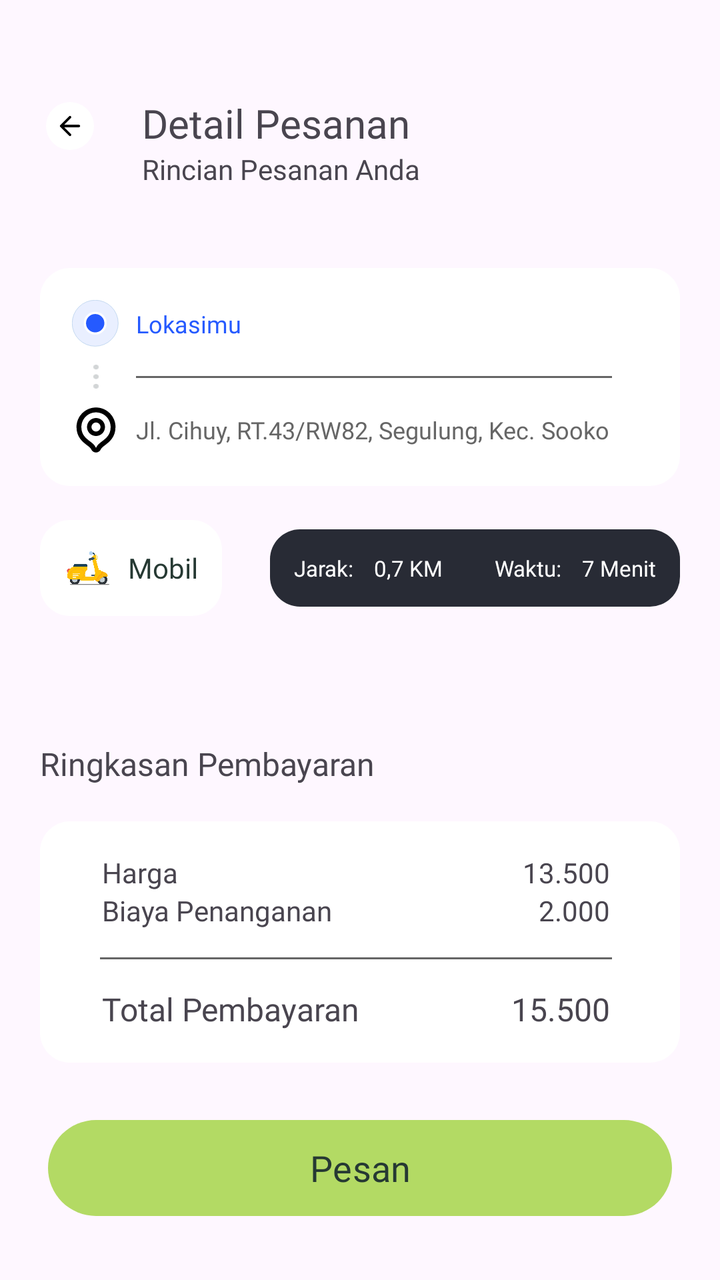
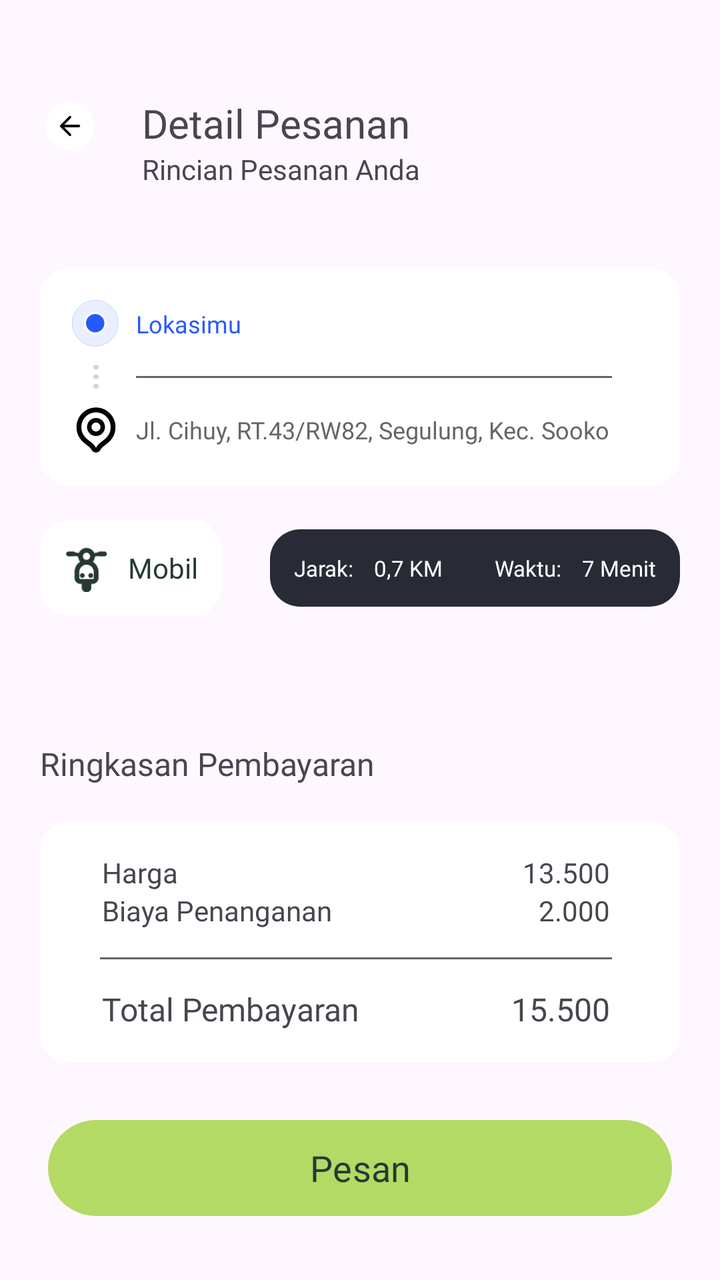

An Android layout rendered at two revisions. The XML below is the earlier revision; the diff shows what the commit changed to produce the second picture.
<!-- AndroidManifest.xml: application theme Theme.GoNceng -->
<!-- res/layout/activity_detail_pesanan_motor.xml -->
<?xml version="1.0" encoding="utf-8"?>
<androidx.constraintlayout.widget.ConstraintLayout xmlns:android="http://schemas.android.com/apk/res/android"
    xmlns:app="http://schemas.android.com/apk/res-auto"
    xmlns:tools="http://schemas.android.com/tools"
    android:id="@+id/main"
    android:layout_width="match_parent"
    android:layout_height="match_parent"
    tools:context=".DetailPesananMotor">


    <LinearLayout
        android:id="@+id/card_detail_pesanan"
        android:layout_width="match_parent"
        android:layout_height="116dp"
        app:layout_constraintTop_toTopOf="parent"
        app:layout_constraintStart_toStartOf="parent"
        app:layout_constraintEnd_toEndOf="parent">

        <ImageView
            android:id="@+id/back_button"
            android:layout_width="wrap_content"
            android:layout_height="wrap_content"
            android:src="@drawable/arrow_left"
            android:layout_marginStart="16dp"
            android:layout_marginBottom="41dp"
            android:layout_marginTop="51dp"/>

        <LinearLayout
            android:layout_width="wrap_content"
            android:layout_height="wrap_content"
            android:orientation="vertical">

            <TextView
                android:layout_width="wrap_content"
                android:layout_height="wrap_content"
                android:layout_marginTop="48dp"
                android:layout_marginStart="17dp"
                android:text="Detail Pesanan"
                android:textSize="20sp"
                android:fontFamily="@font/poppins_medium"/>

            <TextView
                android:layout_width="wrap_content"
                android:layout_height="wrap_content"
                android:layout_marginStart="17dp"
                android:layout_marginBottom="17dp"
                android:text="Rincian Pesanan Anda"
                android:fontFamily="@font/poppins_regular"/>
        </LinearLayout>
    </LinearLayout>





    <LinearLayout
        android:id="@+id/card_lokasi"
        android:layout_width="match_parent"
        android:layout_height="wrap_content"
        app:layout_constraintTop_toBottomOf="@id/card_detail_pesanan"
        android:layout_marginBottom="75dp"
        android:layout_marginStart="20dp"
        android:layout_marginEnd="20dp"
        android:layout_marginTop="18dp"
        android:padding="16sp"
        android:orientation="vertical"
        android:background="@drawable/rounded_shape_whiite">

        <LinearLayout
            android:layout_width="match_parent"
            android:layout_height="wrap_content"
            android:orientation="horizontal"
            android:layout_gravity="center_vertical">

            <ImageView
                android:layout_width="24dp"
                android:layout_height="24dp"
                android:src="@drawable/lokasi"/>
            <TextView
                android:layout_width="wrap_content"
                android:layout_height="wrap_content"
                android:layout_marginStart="8dp"
                android:text="Lokasimu"
                android:textSize="12sp"
                android:textColor="#255AFF"
                android:fontFamily="@font/poppins_regular"
                android:layout_gravity="center_vertical"/>
        </LinearLayout>
        <LinearLayout
            android:layout_width="wrap_content"
            android:layout_height="wrap_content"
            android:orientation="horizontal"
            android:gravity="center_vertical">
            <ImageView
                android:layout_width="12dp"
                android:layout_height="12dp"
                android:layout_marginStart="6dp"
                android:src="@drawable/jarak"/>
            <View
                android:layout_width="match_parent"
                android:layout_height="1dp"
                android:background="@color/abu"
                android:layout_marginTop="14dp"
                android:layout_marginBottom="14dp"
                android:layout_marginStart="14dp"
                android:layout_marginEnd="18dp"/>
        </LinearLayout>



        <LinearLayout
            android:layout_width="wrap_content"
            android:layout_height="wrap_content"
            android:orientation="horizontal"
            android:gravity="center_vertical">
            <ImageView
                android:layout_width="24dp"
                android:layout_height="24dp"
                android:src="@drawable/pin_lokasi"/>
            <TextView
                android:layout_width="wrap_content"
                android:layout_height="wrap_content"
                android:layout_marginStart="8dp"
                android:text="Jl. Cihuy, RT.43/RW82, Segulung, Kec. Sooko"
                android:textSize="12sp"
                android:textColor="@color/abu"
                android:fontFamily="@font/poppins_regular"
                android:layout_gravity="center_vertical"/>
        </LinearLayout>
    </LinearLayout>

    <androidx.constraintlayout.widget.ConstraintLayout
        android:id="@+id/card_mobil_jarak_waktu"
        android:layout_width="0dp"
        android:layout_height="wrap_content"
        android:orientation="horizontal"
        android:gravity="center_vertical"
        app:layout_constraintTop_toBottomOf="@+id/card_lokasi"
        android:layout_marginTop="17dp"
        app:layout_constraintEnd_toEndOf="parent"
        app:layout_constraintStart_toStartOf="parent"
        android:layout_marginStart="20dp"
        android:layout_marginEnd="20dp"
        android:layout_marginBottom="21dp">

        <LinearLayout
            android:id="@+id/box_motor"
            app:layout_constraintStart_toStartOf="parent"
            app:layout_constraintTop_toTopOf="parent"
            app:layout_constraintBottom_toBottomOf="parent"
            android:layout_width="wrap_content"
            android:layout_height="wrap_content"
            android:padding="12dp"
            android:gravity="center_vertical"
            android:background="@drawable/rounded_shape_whiite">

            <ImageView
                android:layout_width="24dp"
                android:layout_height="24dp"
                android:src="@drawable/motor"/>

            <TextView
                android:layout_width="wrap_content"
                android:layout_height="wrap_content"
                android:layout_marginStart="8dp"
                android:text="Mobil"
                android:textColor="@color/PrimaryColor"
                android:fontFamily="@font/poppins_medium"/>
        </LinearLayout>

        <LinearLayout
            app:layout_constraintStart_toEndOf="@+id/box_motor"
            app:layout_constraintTop_toTopOf="parent"
            app:layout_constraintBottom_toBottomOf="parent"
            app:layout_constraintEnd_toEndOf="parent"
            app:layout_constraintHorizontal_bias="1.0"
            app:layout_constrainedWidth="true"
            android:layout_width="wrap_content"
            android:layout_height="wrap_content"
            android:background="@drawable/rounded_shape_jarak"
            android:gravity="center_vertical"
            android:padding="12dp">

            <TextView
                android:id="@+id/text_jarak"
                android:layout_width="wrap_content"
                android:layout_height="wrap_content"
                android:fontFamily="@font/poppins_medium"
                android:text="Jarak:"
                android:textSize="11sp"
                android:textColor="@color/white"/>

            <TextView
                android:id="@+id/jarak"
                android:layout_width="wrap_content"
                android:layout_height="wrap_content"
                android:layout_marginStart="10dp"
                android:fontFamily="@font/poppins_medium"
                android:text="0,7 KM"
                android:textColor="@color/white"
                android:textSize="11sp"/>

            <TextView
                android:id="@+id/text_Waktu"
                android:layout_width="wrap_content"
                android:layout_height="wrap_content"
                android:layout_marginStart="26dp"
                android:fontFamily="@font/poppins_medium"
                android:text="Waktu:"
                android:textColor="@color/white"
                android:textSize="11sp"/>

            <TextView
                android:id="@+id/waktu"
                android:layout_width="wrap_content"
                android:layout_height="wrap_content"
                android:layout_marginStart="10dp"
                android:fontFamily="@font/poppins_medium"
                android:text="7 Menit"
                android:textColor="@color/white"
                android:textSize="11sp"/>
        </LinearLayout>
    </androidx.constraintlayout.widget.ConstraintLayout>

    <TextView
        android:id="@+id/teks_ringkasan_pembayaran"
        android:layout_width="wrap_content"
        android:layout_height="wrap_content"
        app:layout_constraintTop_toBottomOf="@id/card_mobil_jarak_waktu"
        app:layout_constraintStart_toStartOf="parent"
        android:layout_marginStart="20dp"
        android:layout_marginTop="63dp"
        android:text="Ringkasan Pembayaran"
        android:textSize="16sp"
        android:fontFamily="@font/poppins_bold" />


    <LinearLayout
        android:id="@+id/card_ringkasanpembayaran"
        android:layout_width="match_parent"
        android:layout_height="wrap_content"
        app:layout_constraintTop_toBottomOf="@id/teks_ringkasan_pembayaran"
        android:layout_marginBottom="75dp"
        android:layout_marginStart="20dp"
        android:layout_marginEnd="20dp"
        android:layout_marginTop="18dp"
        android:padding="16sp"
        android:orientation="vertical"
        android:background="@drawable/rounded_shape_whiite">

        <LinearLayout
            android:layout_width="match_parent"
            android:layout_height="wrap_content"
            android:orientation="horizontal"
            android:layout_gravity="center_vertical">

            <TextView
                android:layout_width="wrap_content"
                android:layout_height="wrap_content"
                android:layout_weight="1"
                android:layout_marginStart="15dp"
                android:text="Harga"
                android:fontFamily="@font/poppins_regular"/>

            <TextView
                android:layout_width="wrap_content"
                android:layout_height="wrap_content"
                android:layout_marginEnd="19dp"
                android:text="13.500"
                android:fontFamily="@font/poppins_regular"/>
        </LinearLayout>
        <LinearLayout
            android:layout_width="match_parent"
            android:layout_height="wrap_content"
            android:orientation="horizontal"
            android:layout_gravity="center_vertical">

            <TextView
                android:layout_width="wrap_content"
                android:layout_height="wrap_content"
                android:layout_weight="1"
                android:layout_marginStart="15dp"
                android:text="Biaya Penanganan"
                android:fontFamily="@font/poppins_regular"/>

            <TextView
                android:layout_width="wrap_content"
                android:layout_height="wrap_content"
                android:layout_marginEnd="19dp"
                android:text="2.000"
                android:fontFamily="@font/poppins_regular"/>
        </LinearLayout>
        <LinearLayout
            android:layout_width="wrap_content"
            android:layout_height="wrap_content"
            android:orientation="horizontal"
            android:gravity="center_vertical">
            <View
                android:layout_width="match_parent"
                android:layout_height="1dp"
                android:background="@color/abu"
                android:layout_marginTop="14dp"
                android:layout_marginBottom="14dp"
                android:layout_marginStart="14dp"
                android:layout_marginEnd="18dp"/>
        </LinearLayout>



        <LinearLayout
            android:layout_width="match_parent"
            android:layout_height="wrap_content"
            android:orientation="horizontal"
            android:layout_gravity="center_vertical">

            <TextView
                android:layout_width="wrap_content"
                android:layout_height="wrap_content"
                android:layout_weight="1"
                android:layout_marginStart="15dp"
                android:text="Total Pembayaran"
                android:textSize="16sp"
                android:fontFamily="@font/poppins_medium"/>

            <TextView
                android:layout_width="wrap_content"
                android:layout_height="wrap_content"
                android:layout_marginEnd="19dp"
                android:text="15.500"
                android:textSize="16sp"
                android:fontFamily="@font/poppins_medium"/>
        </LinearLayout>
    </LinearLayout>

    <Button
        android:id="@+id/button_pesan"
        android:layout_width="match_parent"
        android:layout_height="wrap_content"
        app:layout_constraintBottom_toBottomOf="parent"
        app:layout_constraintStart_toStartOf="parent"
        app:layout_constraintEnd_toEndOf="parent"
        android:layout_marginBottom="32dp"
        android:layout_marginHorizontal="24dp"
        android:background="@drawable/rounded_button"
        app:backgroundTint="@null"
        android:backgroundTintMode="@null"
        android:text="Pesan"
        android:textSize="18sp"
        android:textColor="@color/PrimaryColor"
        android:fontFamily="@font/poppins_medium" />


</androidx.constraintlayout.widget.ConstraintLayout>
<!-- resources referenced by this layout -->
<resources>
  <color name="PrimaryColor">#263933</color>
  <color name="abu">#666666</color>
  <color name="white">#FFFFFFFF</color>
  <!-- drawable arrow_left (drawable) -->
  <vector xmlns:android="http://schemas.android.com/apk/res/android"
      android:width="38dp"
      android:height="38dp"
      android:viewportWidth="38"
      android:viewportHeight="38">
    <path
        android:pathData="M19,0L19,0A19,19 0,0 1,38 19L38,19A19,19 0,0 1,19 38L19,38A19,19 0,0 1,0 19L0,19A19,19 0,0 1,19 0z"
        android:fillColor="#ffffff"/>
    <path
        android:pathData="M18.293,11.293C18.684,10.903 19.317,10.903 19.707,11.293C20.097,11.684 20.097,12.317 19.707,12.707L14.414,18H26C26.552,18 27,18.448 27,19C27,19.552 26.552,20 26,20H14.414L19.707,25.293C20.097,25.684 20.097,26.317 19.707,26.707C19.317,27.098 18.684,27.097 18.293,26.707L11.293,19.707C10.903,19.317 10.903,18.684 11.293,18.293L18.293,11.293Z"
        android:fillColor="#000000"/>
  </vector>
  <!-- drawable jarak (drawable) -->
  <vector xmlns:android="http://schemas.android.com/apk/res/android"
      android:width="2dp"
      android:height="10dp"
      android:viewportWidth="2"
      android:viewportHeight="10">
    <path
        android:pathData="M1,1m-1,0a1,1 0,1 1,2 0a1,1 0,1 1,-2 0"
        android:fillColor="#1C2B33"
        android:fillAlpha="0.2"/>
    <path
        android:pathData="M1,5m-1,0a1,1 0,1 1,2 0a1,1 0,1 1,-2 0"
        android:fillColor="#1C2B33"
        android:fillAlpha="0.2"/>
    <path
        android:pathData="M1,9m-1,0a1,1 0,1 1,2 0a1,1 0,1 1,-2 0"
        android:fillColor="#1C2B33"
        android:fillAlpha="0.2"/>
  </vector>
  <!-- drawable lokasi (drawable) -->
  <vector xmlns:android="http://schemas.android.com/apk/res/android"
      android:width="21dp"
      android:height="21dp"
      android:viewportWidth="21"
      android:viewportHeight="21">
    <path
        android:pathData="M10.148,10.148m-10.074,0a10.074,10.074 0,1 1,20.148 0a10.074,10.074 0,1 1,-20.148 0"
        android:strokeWidth="0.147896"
        android:fillColor="#255AFF"
        android:fillAlpha="0.1"
        android:strokeColor="#95BCE1"/>
    <path
        android:pathData="M10.148,10.148m-4.507,0a4.507,4.507 0,1 1,9.014 0a4.507,4.507 0,1 1,-9.014 0"
        android:strokeWidth="0.985975"
        android:fillColor="#255AFF"
        android:strokeColor="#ffffff"/>
  </vector>
  <!-- drawable motor: png bitmap (drawable, 77351 bytes) -->
  <!-- drawable rounded_button (drawable) -->
  <?xml version="1.0" encoding="utf-8"?>
  <shape xmlns:android="http://schemas.android.com/apk/res/android"
      android:shape="rectangle">
  
      <solid android:color="@color/SecondColor"/>
      <corners android:radius="28dp"/>
  
  </shape>
  <!-- drawable rounded_shape_jarak (drawable) -->
  <?xml version="1.0" encoding="utf-8"?>
  <shape xmlns:android="http://schemas.android.com/apk/res/android"
      android:shape="rectangle">
  
      <solid android:color="#282B35"/>
      <corners android:radius="15dp"/>
  
  
  </shape>
  <!-- drawable rounded_shape_whiite (drawable) -->
  <?xml version="1.0" encoding="utf-8"?>
  <shape xmlns:android="http://schemas.android.com/apk/res/android"
      android:shape="rectangle">
  
      <solid android:color="@color/white"/>
      <corners android:radius="15dp"/>
  
  </shape>
  <style name="Theme.GoNceng" parent="Base.Theme.GoNceng" />
  <color name="SecondColor">#B3DA64</color>
  <style name="Base.Theme.GoNceng" parent="Theme.Material3.DayNight.NoActionBar">
          
          
      </style>
  <!-- unchanged entries left out for length: 1 -->
</resources>

<!-- the commit's change to res/layout/activity_detail_pesanan_motor.xml (unified diff, before → after) -->
@@ -118,6 +118,7 @@
                 android:layout_height="24dp"
                 android:src="@drawable/pin_lokasi"/>
             <TextView
+                android:id="@+id/text_data_lokasi_tujuan"
                 android:layout_width="wrap_content"
                 android:layout_height="wrap_content"
                 android:layout_marginStart="8dp"
@@ -157,7 +158,7 @@
             <ImageView
                 android:layout_width="24dp"
                 android:layout_height="24dp"
-                android:src="@drawable/motor"/>
+                android:src="@drawable/ikonmotor"/>
 
             <TextView
                 android:layout_width="wrap_content"
<!-- resource entries referenced after the edit -->
@@ -16,6 +16,7 @@
         android:pathData="M18.293,11.293C18.684,10.903 19.317,10.903 19.707,11.293C20.097,11.684 20.097,12.317 19.707,12.707L14.414,18H26C26.552,18 27,18.448 27,19C27,19.552 26.552,20 26,20H14.414L19.707,25.293C20.097,25.684 20.097,26.317 19.707,26.707C19.317,27.098 18.684,27.097 18.293,26.707L11.293,19.707C10.903,19.317 10.903,18.684 11.293,18.293L18.293,11.293Z"
         android:fillColor="#000000"/>
   </vector>
+  <!-- drawable ikonmotor: vector/xml drawable (drawable, 3474 chars, omitted) -->
   <!-- drawable jarak (drawable) -->
   <vector xmlns:android="http://schemas.android.com/apk/res/android"
       android:width="2dp"
@@ -53,7 +54,6 @@
         android:fillColor="#255AFF"
         android:strokeColor="#ffffff"/>
   </vector>
-  <!-- drawable motor: png bitmap (drawable, 77351 bytes) -->
   <!-- drawable rounded_button (drawable) -->
   <?xml version="1.0" encoding="utf-8"?>
   <shape xmlns:android="http://schemas.android.com/apk/res/android"
